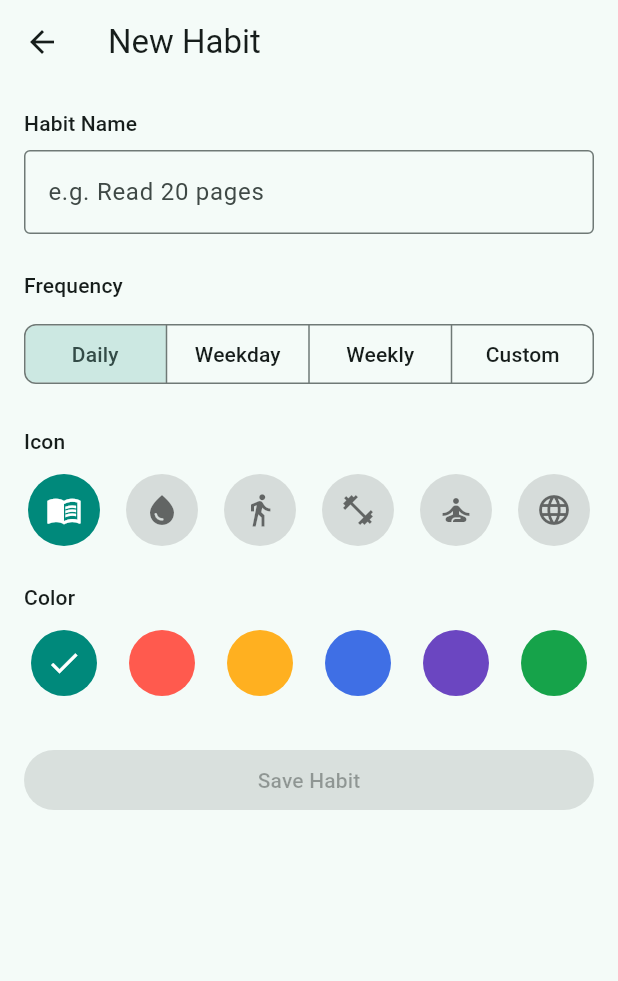
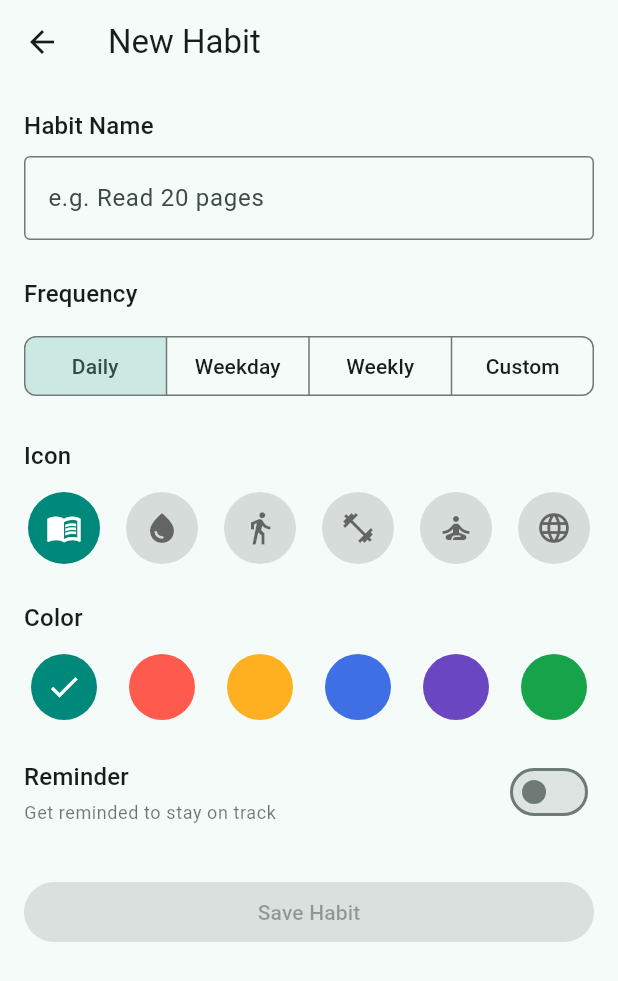
Before and after one commit to VoTrieu/personal_habit, a Flutter app: the NewHabitScreen screen opened directly, on a phone screen of 412 x 824 dp. Shown: the top 981 px of the screen. Run offline on Flutter 3.47's test engine with Material 3 defaults, Android fonts, the phone set to English and light mode, and no system bars.

Commit message:
Added Reminder Time

```diff
--- a/lib/features/new_habit/new_habit_screen.dart
+++ b/lib/features/new_habit/new_habit_screen.dart
@@ -1,9 +1,11 @@
 import 'package:flutter/material.dart';
+import 'package:personal_habit/features/new_habit/widgets/habit_reminder.dart';
 
 import '../../models/new_habit_result.dart';
 import 'widgets/habit_colors.dart';
 import 'widgets/habit_frequencies.dart';
 import 'widgets/habit_icons.dart';
+import 'widgets/habit_reminder_time.dart';
 
 class NewHabitScreen extends StatefulWidget {
   const NewHabitScreen({super.key});
@@ -17,9 +19,20 @@ class _NewHabitScreenState extends State<NewHabitScreen> {
   Color selectedColor = habitColors[0];
   IconData selectedIcon = habitIcons[0];
   String selectedFrequency = habitFrequencies[0];
-
+  bool reminderEnabled = false;
+  TimeOfDay reminderTime = const TimeOfDay(hour: 19, minute: 30);
 
   bool get canSave => controller.text.trim().isNotEmpty;
+
+  String get reminderTimeLabel {
+    final hour = reminderTime.hourOfPeriod == 0
+        ? 12
+        : reminderTime.hourOfPeriod;
+    final minute = reminderTime.minute.toString().padLeft(2, '0');
+    final period = reminderTime.period == DayPeriod.am ? 'AM' : 'PM';
+
+    return '$hour:$minute $period';
+  }
 
   @override
   void dispose() {
@@ -30,9 +43,24 @@ class _NewHabitScreenState extends State<NewHabitScreen> {
   void saveHabit() {
     if (!canSave) return;
     final name = controller.text.trim();
-    Navigator.of(context).pop(
-      NewHabitResult(name: name, icon: selectedIcon, color: selectedColor),
+    Navigator.of(
+      context,
+    ).pop(NewHabitResult(name: name, icon: selectedIcon, color: selectedColor));
+  }
+
+  Future<void> pickReminderTime() async {
+    final pickedTime = await showTimePicker(
+      context: context,
+      initialTime: reminderTime,
     );
+
+    if (!mounted || pickedTime == null) {
+      return;
+    }
+
+    setState(() {
+      reminderTime = pickedTime;
+    });
   }
 
   @override
@@ -43,7 +71,7 @@ class _NewHabitScreenState extends State<NewHabitScreen> {
         child: ListView(
           padding: const EdgeInsets.all(16),
           children: [
-            Text("Habit Name", style: Theme.of(context).textTheme.titleSmall),
+            Text("Habit Name", style: Theme.of(context).textTheme.titleMedium),
             const SizedBox(height: 8),
             TextField(
               controller: controller,
@@ -56,7 +84,8 @@ class _NewHabitScreenState extends State<NewHabitScreen> {
             const SizedBox(height: 24),
             HabitFrequencies(
               selectedFrequency: selectedFrequency,
-              onSelected: (frequency) => setState(() => selectedFrequency = frequency),
+              onSelected: (frequency) =>
+                  setState(() => selectedFrequency = frequency),
             ),
             const SizedBox(height: 24),
             HabitIcons(
@@ -68,6 +97,15 @@ class _NewHabitScreenState extends State<NewHabitScreen> {
               selectedColor: selectedColor,
               onSelected: (color) => setState(() => selectedColor = color),
             ),
+            const SizedBox(height: 24),
+            HabitReminder(
+              isEnabled: reminderEnabled,
+              onChanged: (value) => setState(() => reminderEnabled = value),
+            ),
+            if (reminderEnabled) ...[
+              const SizedBox(height: 16),
+              HabitReminderTime(timeLabel: reminderTimeLabel, onTap: pickReminderTime),
+            ],
             const SizedBox(height: 32),
             FilledButton(
               onPressed: canSave ? saveHabit : null,
--- a/lib/features/new_habit/widgets/habit_colors.dart
+++ b/lib/features/new_habit/widgets/habit_colors.dart
@@ -24,7 +24,7 @@ class HabitColors extends StatelessWidget {
     return Column(
       crossAxisAlignment: CrossAxisAlignment.stretch,
       children: [
-        Text('Color', style: Theme.of(context).textTheme.titleSmall),
+        Text('Color', style: Theme.of(context).textTheme.titleMedium),
         const SizedBox(height: 12),
         Wrap(
           spacing: 12,
--- a/lib/features/new_habit/widgets/habit_frequencies.dart
+++ b/lib/features/new_habit/widgets/habit_frequencies.dart
@@ -17,7 +17,7 @@ class HabitFrequencies extends StatelessWidget {
     return Column(
       crossAxisAlignment: CrossAxisAlignment.stretch,
       children: [
-        Text('Frequency', style: Theme.of(context).textTheme.titleSmall),
+        Text('Frequency', style: Theme.of(context).textTheme.titleMedium),
         const SizedBox(height: 12),
         SegmentedButton<String>(
           showSelectedIcon: false,
--- a/lib/features/new_habit/widgets/habit_icons.dart
+++ b/lib/features/new_habit/widgets/habit_icons.dart
@@ -24,7 +24,7 @@ class HabitIcons extends StatelessWidget {
     return Column(
       crossAxisAlignment: CrossAxisAlignment.stretch,
       children: [
-        Text('Icon', style: Theme.of(context).textTheme.titleSmall),
+        Text('Icon', style: Theme.of(context).textTheme.titleMedium),
         const SizedBox(height: 12),
         Wrap(
           spacing: 12,
--- /dev/null
+++ b/lib/features/new_habit/widgets/habit_reminder.dart
@@ -0,0 +1,36 @@
+import 'package:flutter/material.dart';
+
+class HabitReminder extends StatelessWidget {
+  const HabitReminder({
+    super.key,
+    required this.isEnabled,
+    required this.onChanged,
+  });
+
+  final bool isEnabled;
+  final ValueChanged<bool> onChanged;
+
+  @override
+  Widget build(BuildContext context) {
+    return Row(
+      children: [
+        Expanded(
+          child: Column(
+            crossAxisAlignment: CrossAxisAlignment.start,
+            children: [
+              Text('Reminder', style: Theme.of(context).textTheme.titleMedium),
+              const SizedBox(height: 4),
+              Text(
+                'Get reminded to stay on track',
+                style: Theme.of(
+                  context,
+                ).textTheme.bodySmall?.copyWith(color: Colors.black54),
+              ),
+            ],
+          ),
+        ),
+        Switch(value: isEnabled, onChanged: onChanged),
+      ],
+    );
+  }
+}
```
Also changed, not shown: lib/features/new_habit/widgets/habit_reminder_time.dart (added, +40 -0 lines).
